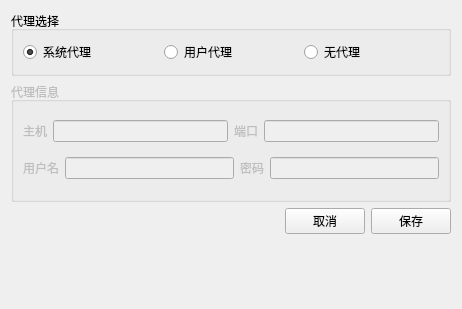
This is pluginmgr/widgets/tabnetproxy.ui in yjmthu/Neobox as Qt 5 draws it before an edit. The edited form follows.
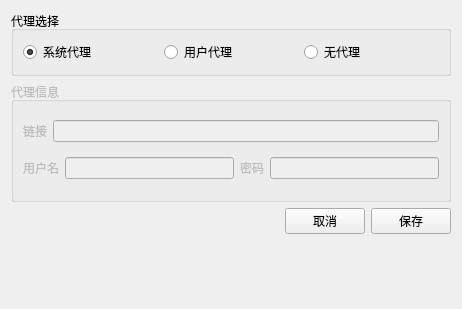
This is the edited form.

Patch:
```diff
--- a/pluginmgr/widgets/tabnetproxy.ui
+++ b/pluginmgr/widgets/tabnetproxy.ui
@@ -82,22 +82,12 @@
         <item>
          <widget class="QLabel" name="label">
           <property name="text">
-           <string>主机</string>
+           <string>链接</string>
           </property>
          </widget>
         </item>
         <item>
-         <widget class="QLineEdit" name="lineDomain"/>
-        </item>
-        <item>
-         <widget class="QLabel" name="label_2">
-          <property name="text">
-           <string>端口</string>
-          </property>
-         </widget>
-        </item>
-        <item>
-         <widget class="QLineEdit" name="linePort"/>
+         <widget class="QLineEdit" name="lineProxy"/>
         </item>
        </layout>
       </item>
```
